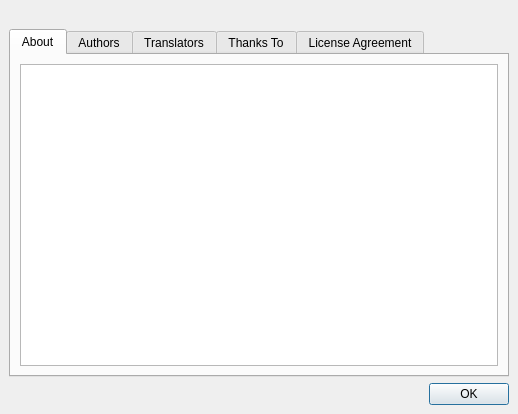
This is src/ui/forms/aboutdialog.ui in ksv1986/qmmp-staging as Qt 5 draws it before an edit. The edited form follows.
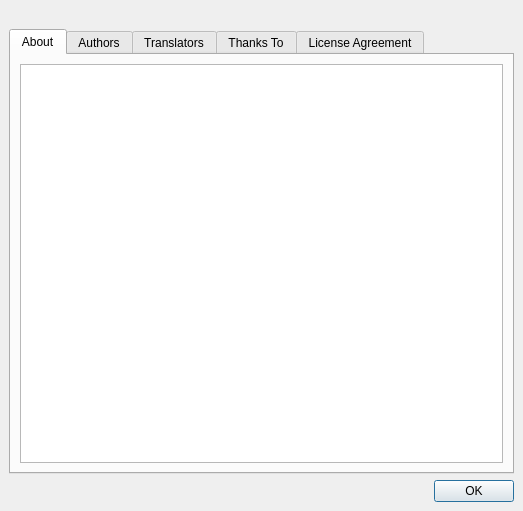
This is the edited form. Icons and pictures are not drawn.

Commit message: increased about dialog size

```diff
--- a/src/ui/forms/aboutdialog.ui
+++ b/src/ui/forms/aboutdialog.ui
@@ -6,8 +6,8 @@
    <rect>
     <x>0</x>
     <y>0</y>
-    <width>518</width>
-    <height>414</height>
+    <width>523</width>
+    <height>511</height>
    </rect>
   </property>
   <property name="windowTitle">
```
